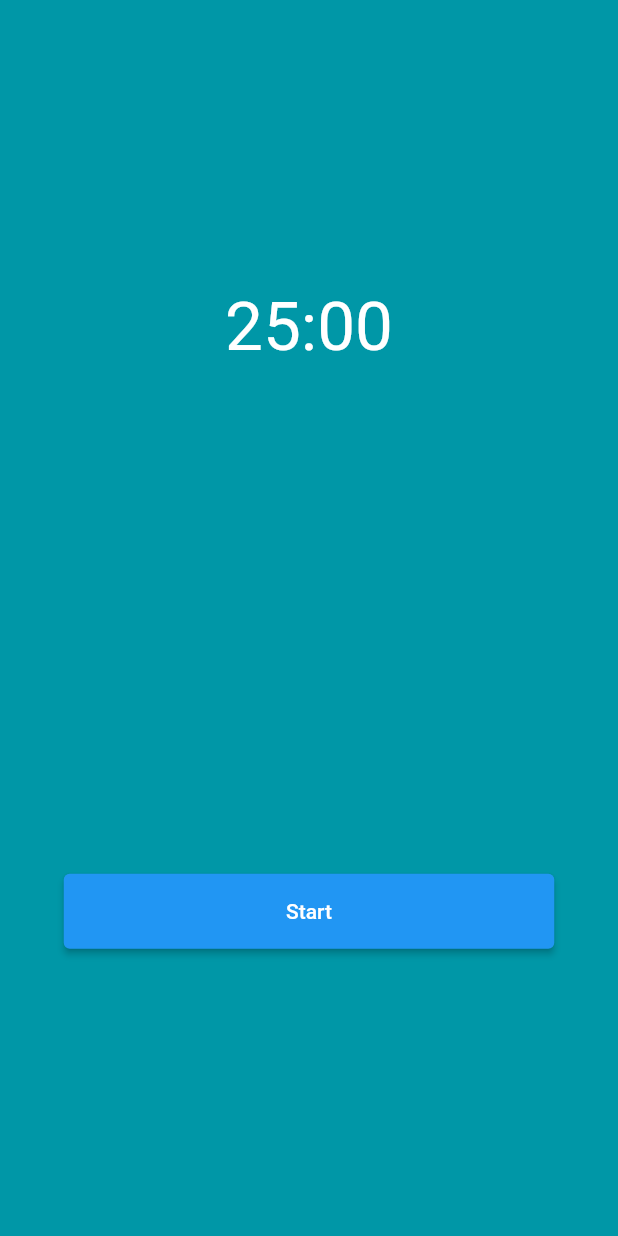
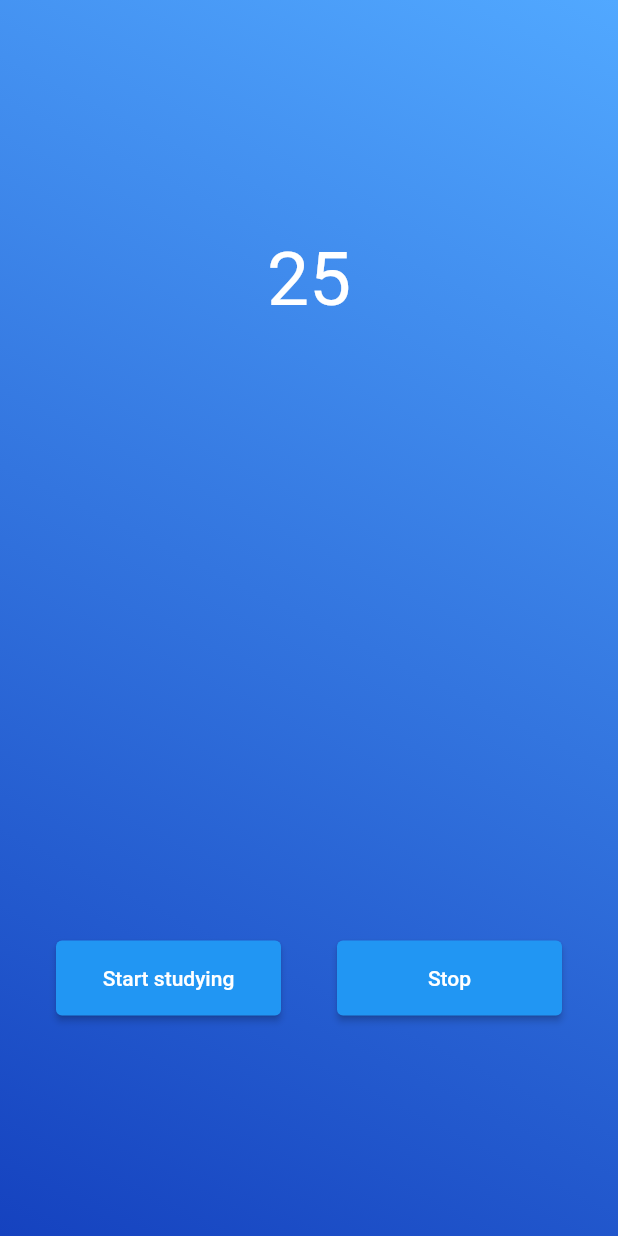
Before and after one commit to OkagawaTheo/Pomodoro, a Flutter app: the screen it shows after launch, on a phone screen of 412 x 824 dp. Run offline on Flutter 3.47's test engine with Material 2 defaults, Android fonts, the phone set to English and light mode, and no system bars.

Commit message:
alterei o background pra um gradient e criei variavel pro tempo decorrido

```diff
--- a/lib/functions/start_button.dart
+++ b/lib/functions/start_button.dart
@@ -1,9 +1,28 @@
 import 'package:flutter/material.dart';
 
-final StartButton = ElevatedButton(
+final startButton = ElevatedButton(
+  style: ButtonStyle(
+
+    minimumSize: MaterialStateProperty.resolveWith<Size?>((states) {
+    return const Size(150, 50);
+  }),
+
+  backgroundColor: MaterialStateProperty.resolveWith<Color?>((states) {
+    if (states.contains(MaterialState.hovered)) {
+      return const Color(0xffD0C3FF);
+    }
+    return Colors.blue;
+  })),
+
+
+  child: const Text('Start studying'),
+  onPressed: () => {},
+);
+
+final stopButton = ElevatedButton(
   style: ButtonStyle(
     minimumSize: MaterialStateProperty.resolveWith<Size?>((states) {
-      return const Size(327, 50);
+      return const Size(150, 50);
     }),
     backgroundColor: MaterialStateProperty.resolveWith<Color?>((states) {
       if (states.contains(MaterialState.hovered)) {
@@ -12,6 +31,6 @@ final StartButton = ElevatedButton(
       return Colors.blue; // normal color
     }),
   ),
-  child: const Text('Start'),
+  child: const Text('Stop'),
   onPressed: () => {},
 );
--- a/lib/main.dart
+++ b/lib/main.dart
@@ -11,7 +11,9 @@ class MyApp extends StatelessWidget {
   @override
   Widget build(BuildContext context) {
     return const MaterialApp(
+      debugShowCheckedModeBanner: false,
+
       home: MyHomePage(),
-      debugShowCheckedModeBanner: false,);
+      );
   }
 }
--- a/lib/pages/home_page.dart
+++ b/lib/pages/home_page.dart
@@ -3,44 +3,49 @@ import 'package:pomodoro_app/functions/start_button.dart';
 
 class MyHomePage extends StatefulWidget {
   const MyHomePage({super.key});
-
   @override
   State<MyHomePage> createState() => _MyHomePageState();
 }
 
 class _MyHomePageState extends State<MyHomePage> {
+  int _minutes = 25;
+
   @override
   Widget build(BuildContext context) {
-    return Scaffold(
-      backgroundColor: Colors.cyan[700],
+    return Container(
+        decoration: const BoxDecoration(
+            gradient: LinearGradient(
+                begin: Alignment.bottomLeft,
+                end: Alignment.topRight,
+                colors: [Color(0xff1542bf), Color(0xff51a8ff)])),
+        child: Scaffold(
+          backgroundColor: Colors.transparent,
           body: Column(
             mainAxisAlignment: MainAxisAlignment.center,
             crossAxisAlignment: CrossAxisAlignment.stretch,
             children: [
               Row(
                 mainAxisAlignment: MainAxisAlignment.center,
-            children: const [
+                children: [
+                  const SizedBox(
+                    height: 80,
+                  ),
                   Text(
-                '25:00',
-                style: TextStyle(fontSize: 45, color: Colors.white),
+                    '$_minutes',
+                    style: const TextStyle(fontSize: 50, color: Colors.white),
                   ),
                 ],
               ),
-          const SizedBox(height: 68),
               const SizedBox(
-            height: 270,
+                // sizedbox do meio
+                height: 400,
               ),
-
               Row(
-            mainAxisAlignment: MainAxisAlignment.center,
-
-            children: [
-              StartButton
-              ],
-
+                mainAxisAlignment: MainAxisAlignment.spaceEvenly,
+                children: [startButton, stopButton],
               )
             ],
           ),
-    );
+        ));
   }
 }
```
Lines whose indentation alone changed are shown as unchanged.
